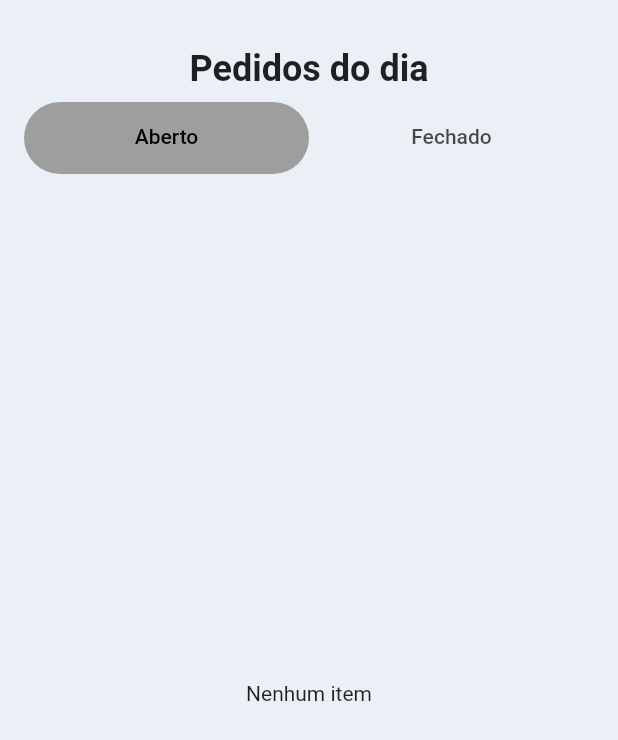
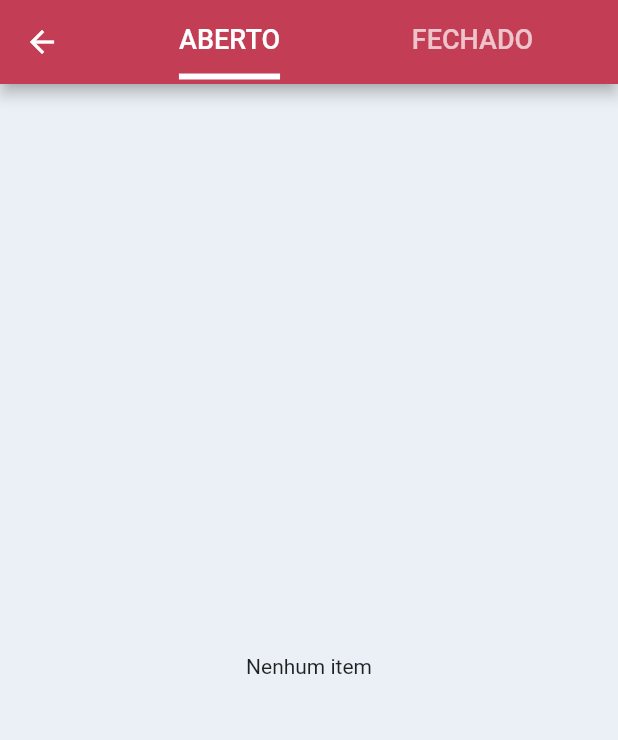
Before and after one commit to abnerdsilva/express-delivery, a Flutter app: the HomePage screen opened by its route, on a phone screen of 412 x 824 dp. Shown: the top 740 px of the screen. Run offline on Flutter 3.47's test engine with Material 2 defaults, Android fonts, the phone set to English and light mode, and no system bars; our stand-ins replace get; network calls fail.

Commit message:
ajuste de layout posição TabBar no AppBar

```diff
--- a/lib/pages/home/home_page.dart
+++ b/lib/pages/home/home_page.dart
@@ -1,3 +1,4 @@
+import 'package:express_delivery/config/theme_config.dart';
 import 'package:express_delivery/pages/home/components/orders_widget.dart';
 import 'package:express_delivery/pages/home/home_controller.dart';
 import 'package:flutter/material.dart';
@@ -13,6 +14,23 @@ class HomePage extends GetView<HomeController> {
   @override
   Widget build(BuildContext context) {
     return Scaffold(
+      appBar: AppBar(
+        title: TabBar(
+          controller: controller.tabController,
+          labelColor: ThemeConfig.kTextThirdColor,
+          labelStyle: const TextStyle(fontSize: 18),
+          indicatorSize: TabBarIndicatorSize.label,
+          indicatorWeight: 4,
+          tabs: const [
+            Tab(
+              icon: Text('ABERTO'),
+            ),
+            Tab(
+              icon: Text('FECHADO'),
+            ),
+          ],
+        ),
+      ),
       body: SafeArea(
         key: _globalKey,
         child: Container(
@@ -20,30 +38,7 @@ class HomePage extends GetView<HomeController> {
           child: Column(
             crossAxisAlignment: CrossAxisAlignment.start,
             children: [
-              const SizedBox(height: 16),
-              const Center(
-                child: Text(
-                  'Pedidos do dia',
-                  style: TextStyle(
-                    fontSize: 24,
-                    fontWeight: FontWeight.bold,
-                  ),
-                ),
-              ),
               const SizedBox(height: 8),
-              TabBar(
-                controller: controller.tabController,
-                labelColor: Colors.black,
-                indicator: BoxDecoration(
-                  borderRadius: BorderRadius.circular(50), // Creates border
-                  color: Colors.grey,
-                ),
-                //
-                tabs: const [
-                  Tab(icon: Text('Aberto')),
-                  Tab(icon: Text('Fechado')),
-                ],
-              ),
               Expanded(
                 child: TabBarView(
                   controller: controller.tabController,
```
